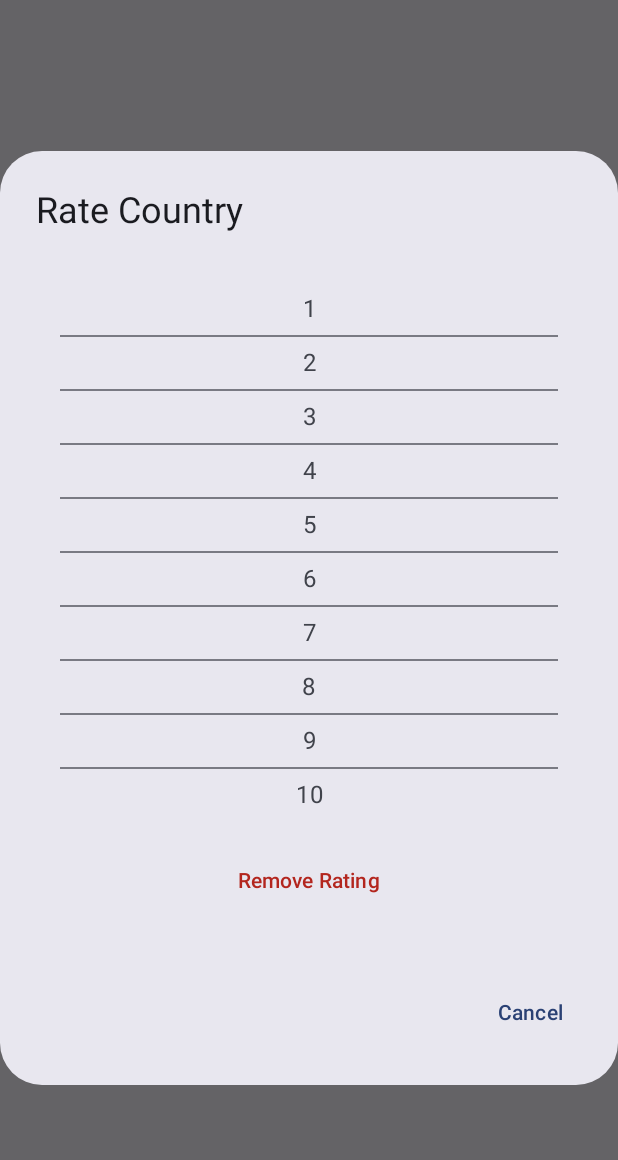
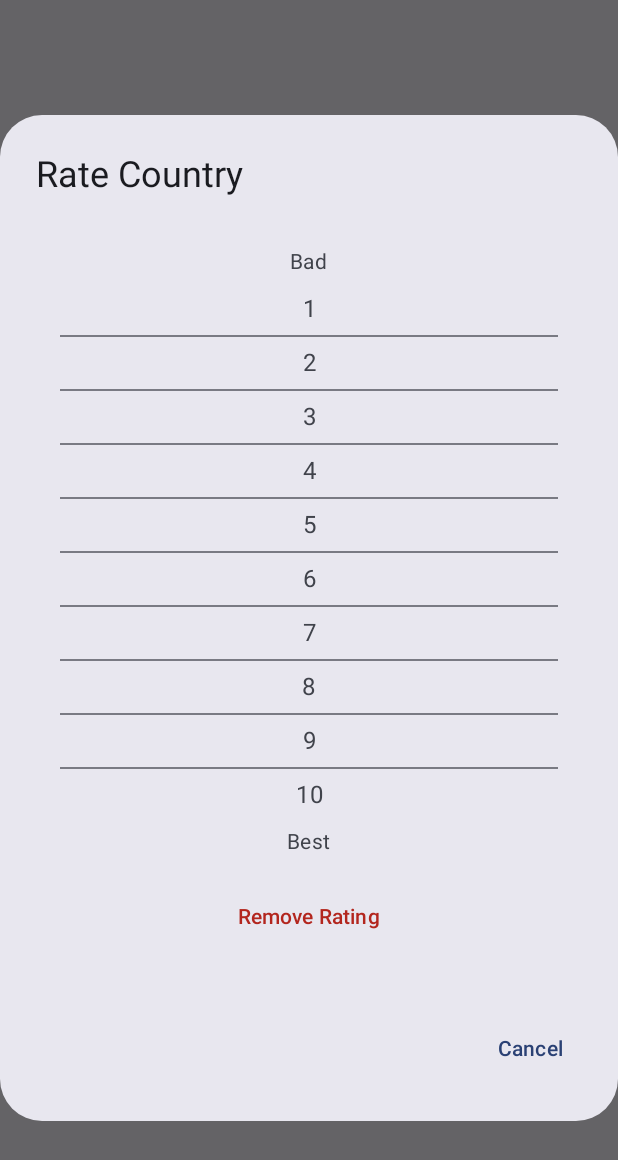
Before and after one commit to KalleJohansson93/TravelTracker, an Android app built with Jetpack Compose: the composable RatingDialog called with empty values, on a phone screen of 412 x 824 dp. Shown: the top 1160 px of the screen. Run offline under Robolectric (Android 15) with nearby library versions, the phone set to English and light mode, and no system bars.

Commit message:
Added login funcionality when enter button is pressed. Added text to explain the rating. Removed Greenland

```diff
--- a/app/src/main/java/com/example/traveltracker/ui/screens/CountryListScreen.kt
+++ b/app/src/main/java/com/example/traveltracker/ui/screens/CountryListScreen.kt
@@ -65,7 +65,9 @@ fun CountryListScreen(
         } else {
             Text(
                 text = if (searchQuery.isNotBlank()) "No countries found matching your search." else "Loading countries or no countries found...",
-                    modifier = Modifier.align(Alignment.CenterHorizontally).padding(16.dp)
+                modifier = Modifier
+                    .align(Alignment.CenterHorizontally)
+                    .padding(16.dp)
             )
             Log.d("CountryListScreen", "Showing empty/loading/no results message")
         }
@@ -170,8 +172,16 @@ fun RatingDialog(
         text = {
             Column(
                 horizontalAlignment = Alignment.CenterHorizontally,
-                modifier = Modifier.fillMaxWidth().padding(16.dp)
+                modifier = Modifier
+                    .fillMaxWidth()
+                    .padding(16.dp)
             ) {
+                Text(
+                    text = "Bad",
+                    style = MaterialTheme.typography.bodyMedium
+                )
+                Spacer(modifier = Modifier.height(4.dp))
+
                 (1..10).forEach { rating ->
                     Text(
                         text = rating.toString(),
@@ -182,10 +192,17 @@ fun RatingDialog(
                             .padding(vertical = 8.dp),
                         textAlign = TextAlign.Center
                     )
+
                     if (rating < 10) {
                         Divider()
                     }
                 }
+
+                Spacer(modifier = Modifier.height(4.dp))
+                Text(
+                    text = "Best",
+                    style = MaterialTheme.typography.bodyMedium
+                )
 
                 Spacer(modifier = Modifier.height(16.dp))
                 TextButton(
--- a/app/src/main/res/raw/countries.json
+++ b/app/src/main/res/raw/countries.json
@@ -66,7 +66,6 @@
 {"name": "Germany", "code": "DE"},
 {"name": "Ghana", "code": "GH"},
 {"name": "Greece", "code": "GR"},
-{"name": "Greenland", "code": "GL"},
 {"name": "Grenada", "code": "GD"},
 {"name": "Guatemala", "code": "GT"},
 {"name": "Guinea", "code": "GN"},
```
Also changed, not shown: app/src/main/java/com/example/traveltracker/ui/screens/LoginScreen.kt (+17 -2 lines). Lines whose indentation alone changed are shown as unchanged.
